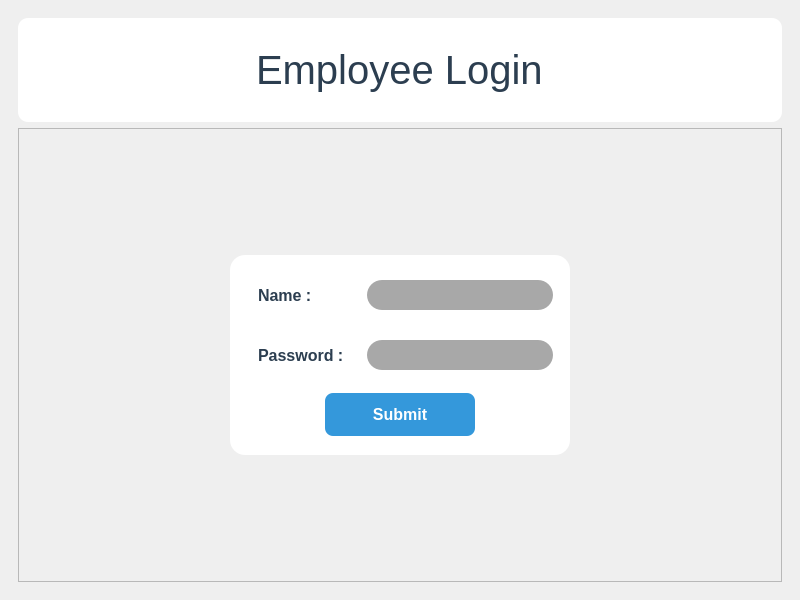
First picture: the form in bank_managment_system/untitled.ui, repository geekcomputers/Python, before the edit.
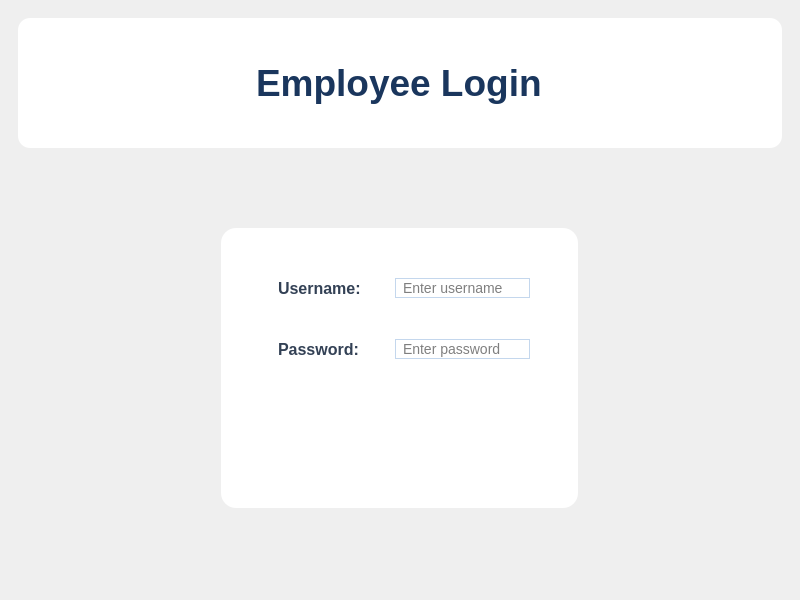
Second picture: the form after the edit. The open tabs and pages were chosen to show the change.

```diff
--- a/bank_managment_system/untitled.ui
+++ b/bank_managment_system/untitled.ui
@@ -15,23 +15,66 @@
   </property>
   <property name="styleSheet">
    <string notr="true">
- background-color: #f0f2f5;
+/* Global Styles */
+QMainWindow {
+    background: qlineargradient(x1:0, y1:0, x2:1, y2:1, 
+                              stop:0 #f0f7ff, stop:1 #e6f0ff);
+}
+
+/* Button Styles */
 QPushButton {
-                background-color: #3498db;
-                color: white;
-                font-family: 'Segoe UI';
-                font-size: 16px;
-                font-weight: bold;
-                border-radius: 8px;
-                padding: 12px;
-                border: none;
-            }
-            QPushButton:hover {
-                background-color: #2980b9;
-            }
-            QPushButton:pressed {
-                background-color: #1c6ea4;
-            }</string>
+    background-color: #2c7ad6;
+    color: white;
+    font-family: 'Segoe UI', 'Roboto', sans-serif;
+    font-size: 16px;
+    font-weight: 600;
+    border-radius: 10px;
+    padding: 12px 20px;
+    border: none;
+    box-shadow: 0 2px 4px rgba(0,0,0,0.1);
+    transition: all 0.2s ease;
+}
+QPushButton:hover {
+    background-color: #1e64b8;
+    box-shadow: 0 4px 8px rgba(0,0,0,0.15);
+    transform: translateY(-1px);
+}
+QPushButton:pressed {
+    background-color: #18529e;
+    box-shadow: 0 1px 2px rgba(0,0,0,0.1);
+    transform: translateY(1px);
+}
+QPushButton:disabled {
+    background-color: #a0bfe0;
+    cursor: not-allowed;
+}
+
+/* Input Field Styles */
+QLineEdit {
+    background-color: white;
+    border: 1px solid #c4d7ed;
+    border-radius: 8px;
+    padding: 10px;
+    font-size: 14px;
+    font-family: 'Segoe UI', sans-serif;
+    transition: border-color 0.2s ease;
+}
+QLineEdit:focus {
+    border-color: #2c7ad6;
+    outline: none;
+    box-shadow: 0 0 0 2px rgba(44, 122, 214, 0.2);
+}
+
+/* Frame Styles */
+.QFrame {
+    border-radius: 12px;
+}
+
+/* Label Styles */
+QLabel {
+    font-family: 'Segoe UI', sans-serif;
+}
+   </string>
   </property>
   <widget class="QWidget" name="centralwidget">
    <layout class="QHBoxLayout" name="horizontalLayout_2">
@@ -266,9 +309,10 @@
          <widget class="QFrame" name="frame_11">
           <property name="styleSheet">
            <string notr="true">
-                background-color: #ffffff;
-                border-radius: 10px;
-                padding: 10px;
+                background-color: white;
+                border-radius: 12px;
+                padding: 20px;
+                box-shadow: 0 4px 12px rgba(0,0,0,0.05);
             </string>
           </property>
           <property name="frameShape">
@@ -282,13 +326,16 @@
             <widget class="QLabel" name="label_5">
              <property name="font">
               <font>
-               <pointsize>30</pointsize>
+               <family>Segoe UI</family>
+               <pointsize>28</pointsize>
+               <weight>600</weight>
+               <bold>true</bold>
               </font>
              </property>
              <property name="styleSheet">
               <string notr="true">
-                color: #2c3e50;
-                padding: 10px;
+                color: #1a365d;
+                padding: 15px;
             </string>
              </property>
              <property name="text">
@@ -319,20 +366,15 @@
              <property name="minimumSize">
               <size>
                <width>340</width>
-               <height>200</height>
+               <height>280</height>
               </size>
              </property>
-             <property name="font">
-              <font>
-               <pointsize>16</pointsize>
-              </font>
-             </property>
              <property name="styleSheet">
               <string notr="true">
-			
-				background-color: #ffffff;
+				background-color: white;
                 border-radius: 15px;
-                padding: 10px;
+                padding: 30px 25px;
+                box-shadow: 0 6px 16px rgba(0,0,0,0.08);
 				</string>
              </property>
              <property name="frameShape">
@@ -343,24 +385,12 @@
              </property>
              <layout class="QVBoxLayout" name="verticalLayout_14">
               <property name="spacing">
-               <number>0</number>
-              </property>
-              <property name="leftMargin">
-               <number>0</number>
-              </property>
-              <property name="topMargin">
-               <number>0</number>
-              </property>
-              <property name="rightMargin">
-               <number>0</number>
-              </property>
-              <property name="bottomMargin">
-               <number>0</number>
+               <number>20</number>
               </property>
               <item>
                <widget class="QFrame" name="frame_14">
                 <property name="styleSheet">
-                 <string notr="true">padding:7</string>
+                 <string notr="true">padding: 0 5px;</string>
                 </property>
                 <property name="frameShape">
                  <enum>QFrame::StyledPanel</enum>
@@ -369,21 +399,6 @@
                  <enum>QFrame::Raised</enum>
                 </property>
                 <layout class="QHBoxLayout" name="horizontalLayout_4">
-                 <property name="spacing">
-                  <number>0</number>
-                 </property>
-                 <property name="leftMargin">
-                  <number>0</number>
-                 </property>
-                 <property name="topMargin">
-                  <number>0</number>
-                 </property>
-                 <property name="rightMargin">
-                  <number>0</number>
-                 </property>
-                 <property name="bottomMargin">
-                  <number>0</number>
-                 </property>
                  <item>
                   <widget class="QLabel" name="label_6">
                    <property name="minimumSize">
@@ -394,28 +409,24 @@
                    </property>
                    <property name="font">
                     <font>
+                     <family>Segoe UI</family>
                      <pointsize>12</pointsize>
-                     <weight>75</weight>
+                     <weight>600</weight>
                      <bold>true</bold>
                     </font>
                    </property>
                    <property name="styleSheet">
-                    <string notr="true">
-                color: #2c3e50;
-                     </string>
+                    <string notr="true">color: #334155;</string>
                    </property>
                    <property name="text">
-                    <string>Name :</string>
+                    <string>Username:</string>
                    </property>
                   </widget>
                  </item>
                  <item>
                   <widget class="QLineEdit" name="lineEdit_3">
-                   <property name="styleSheet">
-                    <string notr="true">background-color: rgb(168, 168, 168);</string>
-                   </property>
-                   <property name="text">
-                    <string/>
+                   <property name="placeholderText">
+                    <string>Enter username</string>
                    </property>
                   </widget>
                  </item>
@@ -425,7 +436,7 @@
               <item>
                <widget class="QFrame" name="frame_15">
                 <property name="styleSheet">
-                 <string notr="true">padding:7</string>
+                 <string notr="true">padding: 0 5px;</string>
                 </property>
                 <property name="frameShape">
                  <enum>QFrame::StyledPanel</enum>
@@ -434,21 +445,6 @@
                  <enum>QFrame::Raised</enum>
                 </property>
                 <layout class="QHBoxLayout" name="horizontalLayout_5">
-                 <property name="spacing">
-                  <number>0</number>
-                 </property>
-                 <property name="leftMargin">
-                  <number>0</number>
-                 </property>
-                 <property name="topMargin">
-                  <number>0</number>
-                 </property>
-                 <property name="rightMargin">
-                  <number>0</number>
-                 </property>
-                 <property name="bottomMargin">
-                  <number>0</number>
-                 </property>
                  <item>
                   <widget class="QLabel" name="label_7">
                    <property name="minimumSize">
@@ -459,28 +455,27 @@
                    </property>
                    <property name="font">
                     <font>
+                     <family>Segoe UI</family>
                      <pointsize>12</pointsize>
-                     <weight>75</weight>
+                     <weight>600</weight>
                      <bold>true</bold>
                     </font>
                    </property>
                    <property name="styleSheet">
-                    <string notr="true">
-                color: #2c3e50;
-                      </string>
+                    <string notr="true">color: #334155;</string>
                    </property>
                    <property name="text">
-                    <string>Password :</string>
+                    <string>Password:</string>
                    </property>
                   </widget>
                  </item>
                  <item>
                   <widget class="QLineEdit" name="lineEdit_4">
-                   <property name="styleSheet">
-                    <string notr="true">background-color: rgb(168, 168, 168);</string>
+                   <property name="echoMode">
+                    <enum>QLineEdit::Password</enum>
                    </property>
-                   <property name="text">
-                    <string/>
+                   <property name="placeholderText">
+                    <string>Enter password</string>
                    </property>
                   </widget>
                  </item>
@@ -488,64 +483,16 @@
                </widget>
               </item>
               <item>
-               <widget class="QFrame" name="frame_16">
-                <property name="styleSheet">
-                 <string notr="true">padding:7</string>
+               <widget class="QPushButton" name="pushButton_7">
+                <property name="minimumSize">
+                 <size>
+                  <width>150</width>
+                  <height>0</height>
+                 </size>
                 </property>
-                <property name="frameShape">
-                 <enum>QFrame::StyledPanel</enum>
+                <property name="text">
+                 <string>Login</string>
                 </property>
-                <property name="frameShadow">
-                 <enum>QFrame::Raised</enum>
-                </property>
-                <layout class="QVBoxLayout" name="verticalLayout_15">
-                 <property name="spacing">
-                  <number>60</number>
-                 </property>
-                 <property name="leftMargin">
-                  <number>0</number>
-                 </property>
-                 <property name="topMargin">
-                  <number>0</number>
-                 </property>
-                 <property name="rightMargin">
-                  <number>0</number>
-                 </property>
-                 <property name="bottomMargin">
-                  <number>0</number>
-                 </property>
-                 <item alignment="Qt::AlignHCenter">
-                  <widget class="QPushButton" name="pushButton_7">
-                   <property name="minimumSize">
-                    <size>
-                     <width>150</width>
-                     <height>0</height>
-                    </size>
-                   </property>
-                   <property name="styleSheet">
-                    <string notr="true">QPushButton {
-                background-color: #3498db;
-                color: white;
-                font-family: 'Segoe UI';
-                font-size: 16px;
-                font-weight: bold;
-                border-radius: 8px;
-                padding: 12px;
-                border: none;
-            }
-            QPushButton:hover {
-                background-color: #2980b9;
-            }
-            QPushButton:pressed {
-                background-color: #1c6ea4;
-            }</string>
-                   </property>
-                   <property name="text">
-                    <string>Submit</string>
-                   </property>
-                  </widget>
-                 </item>
-                </layout>
                </widget>
               </item>
              </layout>
```
Left out of the diff: 398 changed lines with no effect on the pictures.
